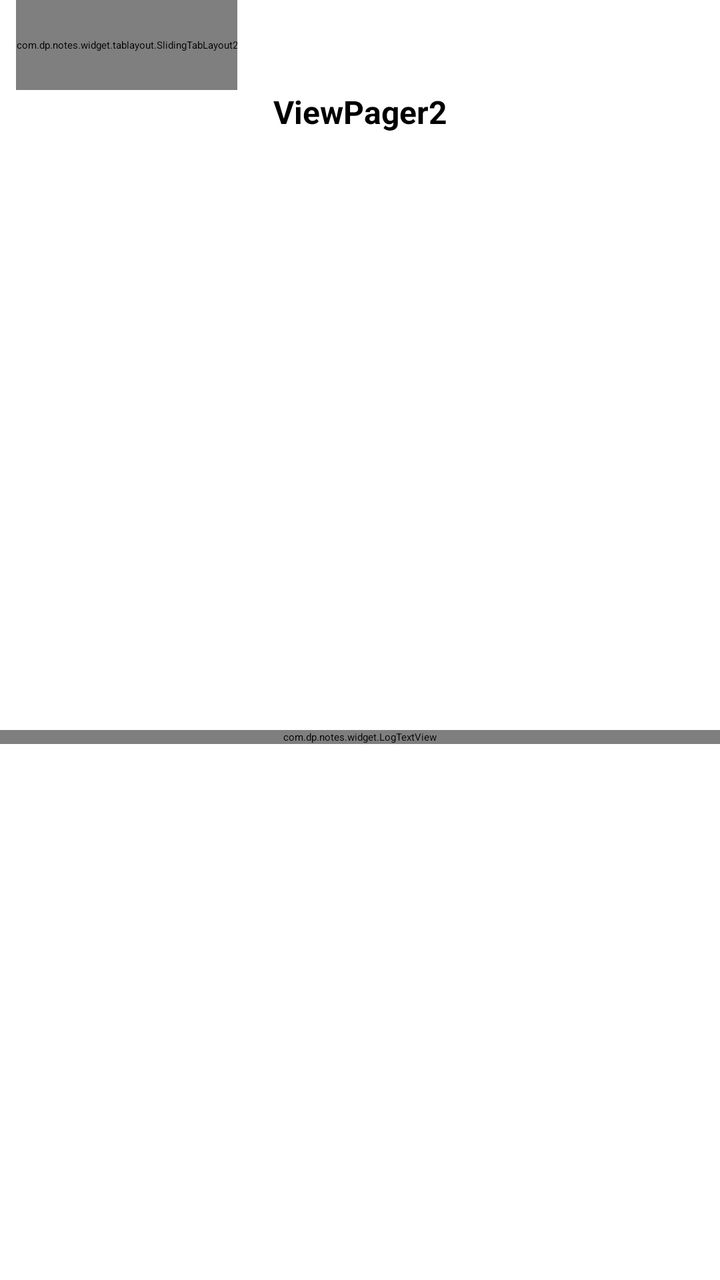
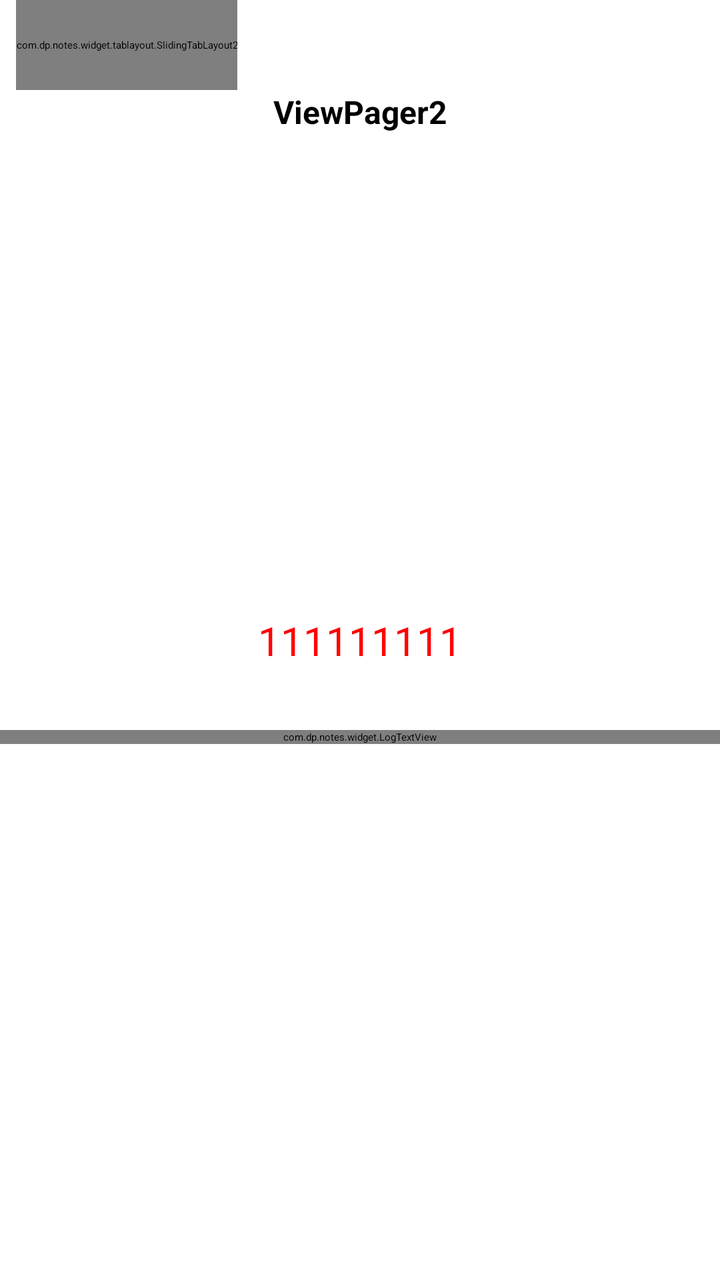

The first picture is an Android layout as it rendered before a commit; the second is the same layout after the commit. The layout source and the unified diff follow.
<!-- AndroidManifest.xml: application theme Theme.Activity.Base -->
<!-- res/layout/notes_fragment_one.xml -->
<?xml version="1.0" encoding="utf-8"?>
<androidx.constraintlayout.widget.ConstraintLayout xmlns:android="http://schemas.android.com/apk/res/android"
    xmlns:app="http://schemas.android.com/apk/res-auto"
    android:layout_width="match_parent"
    android:layout_height="match_parent">

    <com.dp.notes.widget.tablayout.SlidingTabLayout2
        android:id="@+id/tabLayout"
        android:layout_width="wrap_content"
        android:layout_height="45dp"
        android:layout_gravity="center"
        android:layout_marginLeft="8dp"
        android:overScrollMode="never"
        app:layout_constraintStart_toStartOf="parent"
        app:layout_constraintTop_toTopOf="parent"
        app:tl_indicator_color="#ff0000"
        app:tl_indicator_corner_radius="2dp"
        app:tl_indicator_height="3dp"
        app:tl_indicator_margin_bottom="5.5dp"
        app:tl_indicator_width="18dp"
        app:tl_tab_padding="12dp"
        app:tl_textSelectBold="true"
        app:tl_textSelectColor="#00ff00"
        app:tl_textSelectsize="19sp"
        app:tl_textUnselectColor="#808080"
        app:tl_textsize="16sp" />

    <androidx.viewpager2.widget.ViewPager2
        android:id="@+id/viewPager"
        android:layout_width="match_parent"
        android:layout_height="0dp"
        android:layoutDirection="ltr"
        app:layout_constraintBottom_toBottomOf="parent"
        app:layout_constraintTop_toBottomOf="@+id/tabLayout" />

    <TextView
        android:layout_width="match_parent"
        android:layout_height="wrap_content"
        android:gravity="center"
        android:text="ViewPager2"
        android:textSize="16dp"
        android:textStyle="bold"
        app:layout_constraintTop_toBottomOf="@+id/tabLayout" />

    <ScrollView
        android:layout_width="match_parent"
        android:layout_height="0dp"
        android:layout_marginTop="320dp"
        app:layout_constraintBottom_toBottomOf="parent"
        app:layout_constraintTop_toBottomOf="@+id/tabLayout">

        <com.dp.notes.widget.LogTextView
            android:id="@+id/textview"
            android:layout_width="match_parent"
            android:layout_height="match_parent" />
    </ScrollView>
</androidx.constraintlayout.widget.ConstraintLayout>
<!-- resources referenced by this layout -->
<resources>

</resources>

<!-- the commit's change to res/layout/notes_fragment_one.xml (unified diff, before → after) -->
@@ -29,7 +29,6 @@
         android:id="@+id/viewPager"
         android:layout_width="match_parent"
         android:layout_height="0dp"
-        android:layoutDirection="ltr"
         app:layout_constraintBottom_toBottomOf="parent"
         app:layout_constraintTop_toBottomOf="@+id/tabLayout" />
 
@@ -54,4 +53,15 @@
             android:layout_width="match_parent"
             android:layout_height="match_parent" />
     </ScrollView>
+
+    <TextView
+        app:layout_constraintEnd_toEndOf="parent"
+        app:layout_constraintBottom_toBottomOf="parent"
+        app:layout_constraintTop_toTopOf="parent"
+        app:layout_constraintStart_toStartOf="parent"
+        android:textColor="#ff0000"
+        android:text="111111111"
+        android:textSize="20sp"
+        android:layout_width="wrap_content"
+        android:layout_height="wrap_content"/>
 </androidx.constraintlayout.widget.ConstraintLayout>
